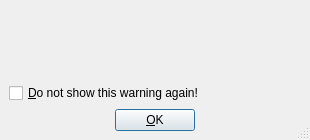
Qt form src/frontends/qt4/ui/ToggleWarningUi.ui (cburschka/lyx) before a commit.
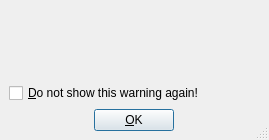
The same form after that commit.

Commit message: * ToggleWarningUi.ui: 	- attempt to fix the layout.

Patch:
```diff
--- a/src/frontends/qt4/ui/ToggleWarningUi.ui
+++ b/src/frontends/qt4/ui/ToggleWarningUi.ui
@@ -1,12 +1,12 @@
 <?xml version="1.0" encoding="UTF-8"?>
 <ui version="4.0">
  <class>ToggleWarningUi</class>
- <widget class="QDialog" name="ToggleWarningUi">
-  <property name="geometry">
+ <widget class="QDialog" name="ToggleWarningUi" >
+  <property name="geometry" >
    <rect>
     <x>0</x>
     <y>0</y>
-    <width>310</width>
+    <width>269</width>
     <height>140</height>
    </rect>
   </property>
```
Left out of the diff: 69 changed lines with no effect on the pictures.
